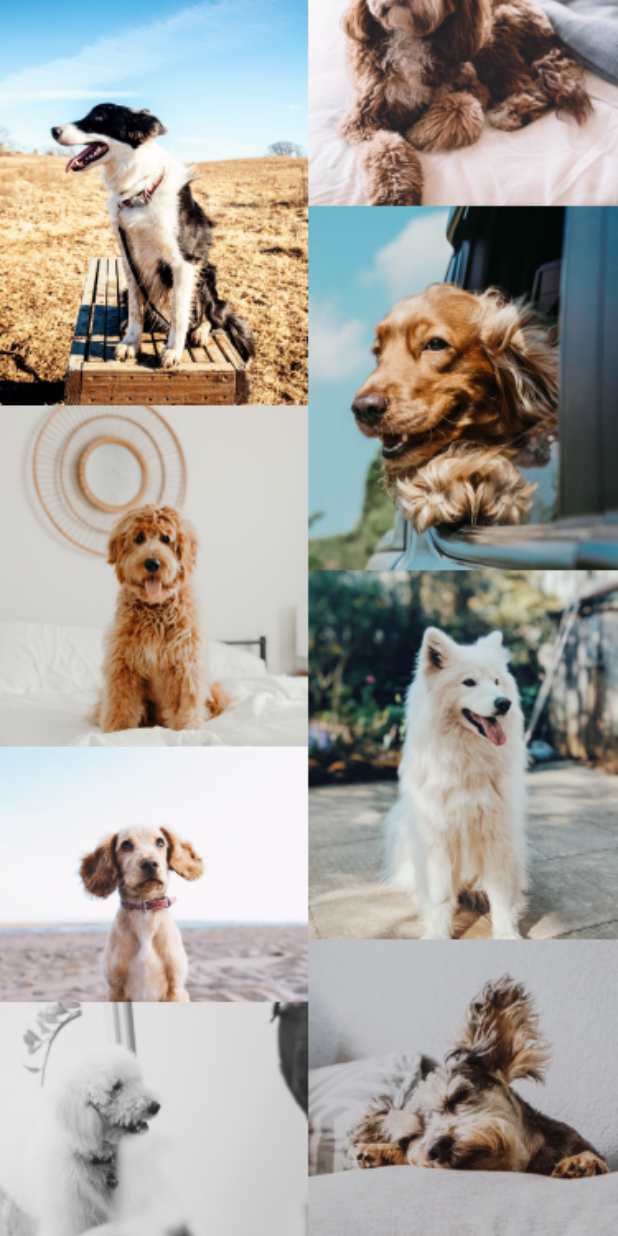
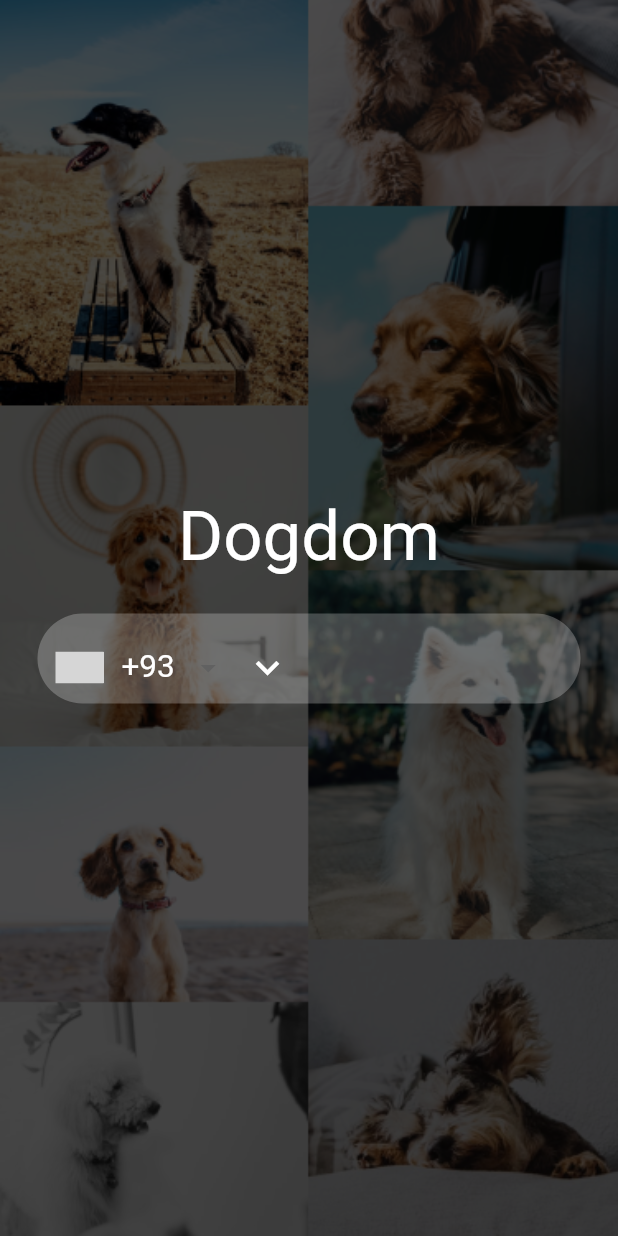
Before and after one commit to Alireza-Seif/Dogdom, a Flutter app: the screen it shows after launch, on a phone screen of 412 x 824 dp. Run offline on Flutter 3.47's test engine with Material 2 defaults, Android fonts, the phone set to English and light mode, and no system bars; drawn by our look-alikes of intl_phone_number_input; grey boxes are pictures that could not be loaded.

Commit message:
feat: add immutable string

```diff
--- /dev/null
+++ b/lib/constants/app_strings.dart
@@ -0,0 +1,6 @@
+import 'package:flutter/foundation.dart' show immutable;
+
+@immutable
+class AppString {
+  static const appName = 'Dogdom';
+}
--- a/lib/screens/login_screen.dart
+++ b/lib/screens/login_screen.dart
@@ -1,4 +1,6 @@
+import 'package:dogdom/constants/app_strings.dart';
 import 'package:flutter/material.dart';
+import 'package:intl_phone_number_input/intl_phone_number_input.dart';
 
 class Login extends StatelessWidget {
   const Login({Key? key}) : super(key: key);
@@ -6,15 +8,57 @@ class Login extends StatelessWidget {
   @override
   Widget build(BuildContext context) {
     return Scaffold(
-      body: Container(
-        decoration: const BoxDecoration(
-          image: DecorationImage(
-            image: AssetImage('assets/images/dogdom_login.png'),
-            fit: BoxFit.cover
+      body: Stack(
+        children: [
+          Container(
+            decoration: const BoxDecoration(
+              image: DecorationImage(
+                  image: AssetImage('assets/images/dogdom_login.png'),
+                  fit: BoxFit.cover),
+            ),
+            child: Container(
+              color: Colors.black.withOpacity(0.7),
+            ),
           ),
-        ),
-
-      ),
+          Column(
+            mainAxisAlignment: MainAxisAlignment.center,
+            children: [
+              const Text(
+                AppString.appName,
+                style: TextStyle(color: Colors.white, fontSize: 46),
+              ),
+              Container(
+                height: 60,
+                width: double.infinity,
+                margin: const EdgeInsets.all(25.0),
+                decoration: BoxDecoration(
+                  borderRadius: BorderRadius.circular(71.0),
+                  boxShadow: const [
+                    BoxShadow(
+                      color: Colors.white24,
+                    ),
+                  ],
+                ),
+                child: InternationalPhoneNumberInput(
+                    keyboardType: TextInputType.phone,
+                    inputDecoration: const InputDecoration(
+                      border: InputBorder.none,
+                      icon: Icon(Icons.keyboard_arrow_down,
+                          color: Colors.white,size: 31,),
+                    ),
+                    onInputChanged: (PhoneNumber number) {},
+                    selectorTextStyle: const TextStyle(
+                      color: Colors.white,
+                      fontSize: 21.0,
+                    ),
+                ),
+              ),
+            ],
+          )
+        ]
+        ,
+      )
+      ,
     );
   }
 }
```
